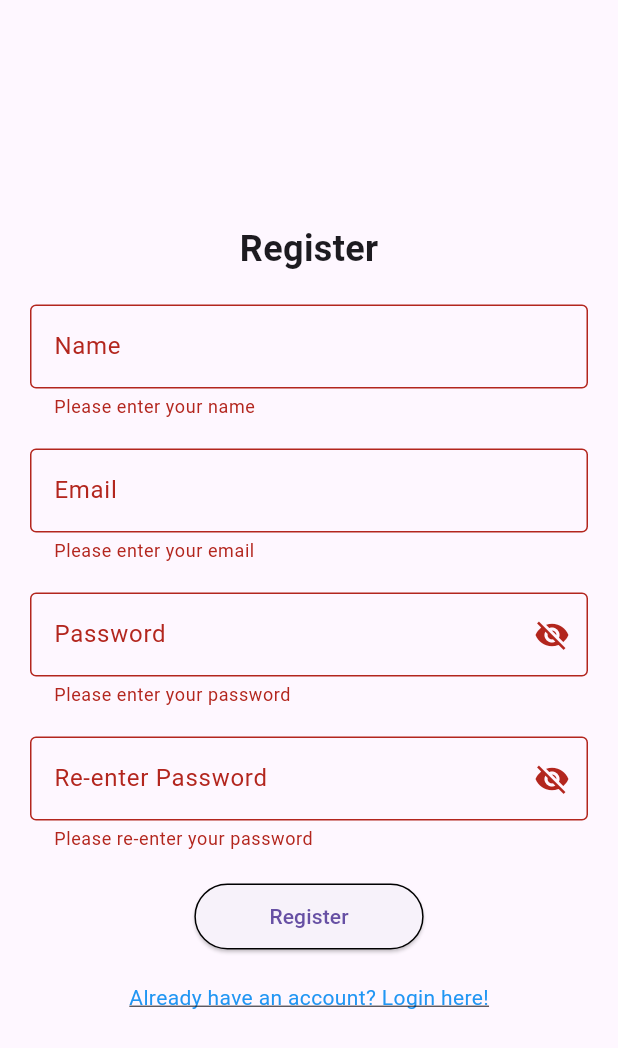
After one commit to AICY-GIT/doanAndroidNC-phone-shop-, a Flutter app: the RegisterWidget screen opened directly, after a tap on "Register", on a phone screen of 412 x 824 dp. The commit adds this screen. Shown: the top 1048 px of the screen. Run offline on Flutter 3.47's test engine with Material 3 defaults, Android fonts, the phone set to English and light mode, and no system bars; network calls fail.

Commit message:
Register UI

```diff
--- a/lib/page/Loginwidget.dart
+++ b/lib/page/Loginwidget.dart
@@ -1,6 +1,7 @@
 import 'package:buoi4/main.dart';
 import 'package:buoi4/mainpage.dart';
 import 'package:flutter/material.dart';
+import 'registerwidget.dart';
 
 class LoginWidget extends StatefulWidget {
   const LoginWidget({Key? key}) : super(key: key);
@@ -36,7 +37,7 @@ class _LoginWidgetState extends State<LoginWidget> {
                   const SizedBox(height: 20),
                   TextFormField(
                     controller: _emailController,
-                     decoration: const InputDecoration(
+                    decoration: const InputDecoration(
                       labelText: 'Email',
                       border: OutlineInputBorder(),
                     ),
@@ -72,14 +73,17 @@ class _LoginWidgetState extends State<LoginWidget> {
                   ),
                   const SizedBox(height: 20),
                   ElevatedButton(
-                     style: OutlinedButton.styleFrom(
-                      side: BorderSide(color: Colors.black),
-                      padding:EdgeInsets.symmetric(vertical: 12, horizontal: 50),
+                    style: OutlinedButton.styleFrom(
+                      side: const BorderSide(color: Colors.black),
+                      padding:
+                          EdgeInsets.symmetric(vertical: 12, horizontal: 50),
                     ),
                     onPressed: () {
                       if (_formKey.currentState!.validate()) {
-                        Navigator.push(context,
-                            MaterialPageRoute(builder: (context) => const Mainpage()));
+                        Navigator.push(
+                            context,
+                            MaterialPageRoute(
+                                builder: (context) => const Mainpage()));
                       }
                     },
                     child: const Text('Login'),
@@ -87,10 +91,13 @@ class _LoginWidgetState extends State<LoginWidget> {
                   const SizedBox(height: 20),
                   GestureDetector(
                     onTap: () {
-                      // Navigate to the sign-up page
+                      Navigator.push(
+                          context,
+                          MaterialPageRoute(
+                              builder: (context) => const RegisterWidget()));
                     },
-                    child:const  Text(
-                      'Don\'t have an account? Sign up here',
+                    child: const Text(
+                      'Don\'t have an account? Sign up here!',
                       style: TextStyle(
                         color: Colors.blue,
                         decoration: TextDecoration.underline,
--- /dev/null
+++ b/lib/page/registerwidget.dart
@@ -0,0 +1,168 @@
+import 'package:flutter/material.dart';
+import 'Loginwidget.dart';
+
+class RegisterWidget extends StatefulWidget {
+  const RegisterWidget({Key? key}) : super(key: key);
+
+  @override
+  State<RegisterWidget> createState() => _RegisterWidgetState();
+}
+
+class _RegisterWidgetState extends State<RegisterWidget> {
+  final _formKey = GlobalKey<FormState>();
+  final TextEditingController _nameController = TextEditingController();
+  final TextEditingController _emailController = TextEditingController();
+  final TextEditingController _passwordController = TextEditingController();
+  final TextEditingController _rePasswordController = TextEditingController();
+  bool _isPasswordVisible = false;
+  bool _isRePasswordVisible = false;
+
+
+  @override
+  Widget build(BuildContext context) {
+    return Material(
+      child: Scaffold(
+        body: Padding(
+          padding: const EdgeInsets.all(20),
+          child: Center(
+            child: Form(
+              key: _formKey,
+              child: Column(
+                mainAxisAlignment: MainAxisAlignment.center,
+                children: [
+                  const Text(
+                    'Register',
+                    style: TextStyle(
+                      fontSize: 24,
+                      fontWeight: FontWeight.bold,
+                    ),
+                  ),
+                  const SizedBox(height: 20),
+                  TextFormField(
+                    controller: _nameController,
+                    decoration: const InputDecoration(
+                      labelText: 'Name',
+                      border: OutlineInputBorder(),
+                    ),
+                    validator: (value) {
+                      if (value == null || value.isEmpty) {
+                        return 'Please enter your name';
+                      }
+                      return null;
+                    },
+                  ),
+                  const SizedBox(height: 20),
+                  TextFormField(
+                    controller: _emailController,
+                    decoration: const InputDecoration(
+                      labelText: 'Email',
+                      border: OutlineInputBorder(),
+                    ),
+                    validator: (value) {
+                      if (value == null || value.isEmpty) {
+                        return 'Please enter your email';
+                      }
+                      final emailRegex =
+                          RegExp(r'^[\w-\.]+@([\w-]+\.)+[\w-]{2,4}$');
+                      if (!emailRegex.hasMatch(value)) {
+                        return 'Please enter a valid email address';
+                      }
+                      return null;
+                    },
+                  ),
+                  const SizedBox(height: 20),
+                  TextFormField(
+                    controller: _passwordController,
+                    decoration: InputDecoration(
+                        labelText: 'Password',
+                        border: OutlineInputBorder(),
+                        suffixIcon: IconButton(
+                            onPressed: () {
+                              setState(() {
+                                _isPasswordVisible = !_isPasswordVisible;
+                              });
+                            },
+                            icon: Icon(
+                              _isPasswordVisible
+                                  ? Icons.visibility
+                                  : Icons.visibility_off,
+                            ))),
+                    obscureText: !_isPasswordVisible,
+                    validator: (value) {
+                      if (value == null || value.isEmpty) {
+                        return 'Please enter your password';
+                      }
+                      if (value.length < 8) {
+                        return 'Password must be at least 8 characters long';
+                      }
+                      return null;
+                    },
+                  ),
+                  const SizedBox(height: 20),
+                  TextFormField(
+                    controller: _rePasswordController,
+                    decoration: InputDecoration(
+                      labelText: 'Re-enter Password',
+                      border: OutlineInputBorder(),
+                      suffixIcon: IconButton(
+                            onPressed: () {
+                              setState(() {
+                                _isRePasswordVisible = !_isRePasswordVisible;
+                              });
+                            },
+                            icon: Icon(
+                              _isRePasswordVisible
+                                  ? Icons.visibility
+                                  : Icons.visibility_off,
+                            ))
+                    ),
+                    obscureText: !_isRePasswordVisible,
+                    validator: (value) {
+                      if (value == null || value.isEmpty) {
+                        return 'Please re-enter your password';
+                      }
+                      if (value != _passwordController.text) {
+                        return 'Passwords do not match';
+                      }
+                      return null;
+                    },
+                  ),
+                  const SizedBox(height: 20),
+                  ElevatedButton(
+                    style: ElevatedButton.styleFrom(
+                      side: const BorderSide(color: Colors.black),
+                      padding: const EdgeInsets.symmetric(
+                          vertical: 12, horizontal: 50),
+                    ),
+                    onPressed: () {
+                      if (_formKey.currentState!.validate()) {
+                        // Form is valid, proceed with registration
+                      }
+                    },
+                    child: const Text('Register'),
+                  ),
+                  const SizedBox(height: 20),
+                  GestureDetector(
+                    onTap: () {
+                      Navigator.push(
+                          context,
+                          MaterialPageRoute(
+                              builder: (context) => const LoginWidget()));
+                    },
+                    child: const Text(
+                      'Already have an account? Login here!',
+                      style: TextStyle(
+                        color: Colors.blue,
+                        decoration: TextDecoration.underline,
+                      ),
+                    ),
+                  ),
+                ],
+              ),
+            ),
+          ),
+        ),
+      ),
+    );
+  }
+}
```
